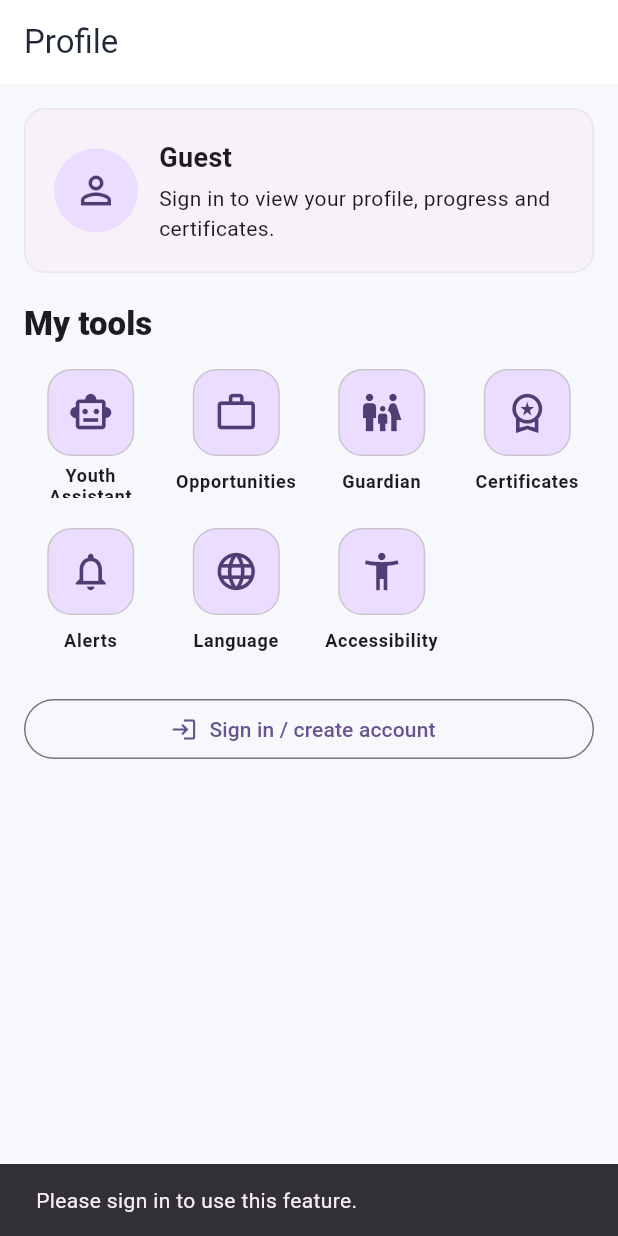
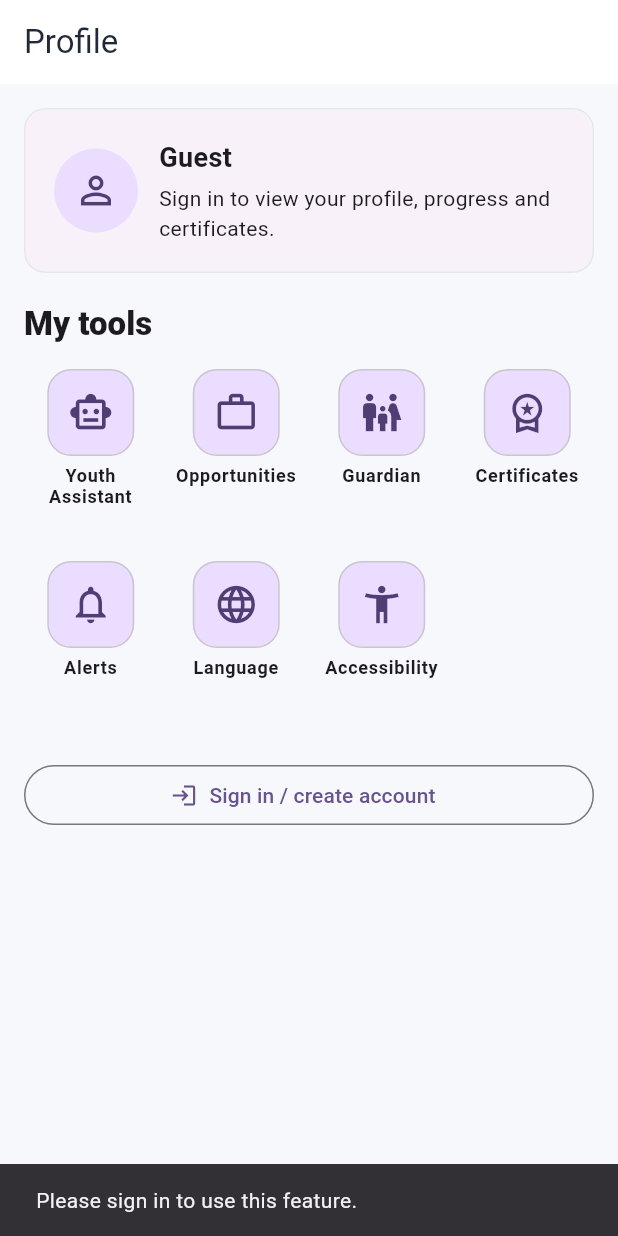
Before and after one commit to Engwaksken/cou-youth-flutter, a Flutter app: the ProfileScreen screen opened directly with empty values, after a tap on "Guardian", on a phone screen of 412 x 824 dp. Run offline on Flutter 3.47's test engine with Material 3 defaults, Android fonts, the phone set to English and light mode, and no system bars; our stand-ins replace firebase_core, firebase_messaging, flutter_secure_storage; accounts and stored records are empty; network calls fail.

Commit message:
Fix shortcut grid bottom pixel overflow

```diff
--- a/lib/widgets/youth_app_icon.dart
+++ b/lib/widgets/youth_app_icon.dart
@@ -31,6 +31,7 @@ class YouthAppIcon extends StatelessWidget {
         child: Padding(
           padding: const EdgeInsets.symmetric(horizontal: 4, vertical: 6),
           child: Column(
+            mainAxisAlignment: MainAxisAlignment.start,
             children: [
               Container(
                 width: iconExtent,
@@ -48,8 +49,7 @@ class YouthAppIcon extends StatelessWidget {
                 ),
               ),
               const SizedBox(height: 6),
-              Expanded(
-                child: Center(
+              Flexible(
                 child: Text(
                   label,
                   maxLines: 2,
@@ -58,7 +58,6 @@ class YouthAppIcon extends StatelessWidget {
                   style: Theme.of(context).textTheme.labelMedium?.copyWith(
                         fontWeight: FontWeight.w700,
                         height: 1.15,
-                        ),
                       ),
                 ),
               ),
@@ -83,12 +82,15 @@ int youthShortcutColumnCount(BuildContext context) {
 
 double youthShortcutTileHeight(BuildContext context) {
   final textScale = MediaQuery.textScalerOf(context).scale(1);
-  return (98 + ((textScale - 1).clamp(0, 2) * 38)).clamp(98, 174).toDouble();
+
+  // 58 icon + 12 vertical padding + 6 gap + up to two label lines.
+  // Keep extra room so normal text does not trigger RenderFlex bottom overflows.
+  return (120 + ((textScale - 1).clamp(0, 2) * 46)).clamp(120, 196).toDouble();
 }
 
 SliverGridDelegateWithFixedCrossAxisCount youthShortcutGridDelegate(
   BuildContext context, {
-  double mainAxisSpacing = 6,
+  double mainAxisSpacing = 8,
   double crossAxisSpacing = 6,
 }) {
   return SliverGridDelegateWithFixedCrossAxisCount(
```
Lines whose indentation alone changed are shown as unchanged.
